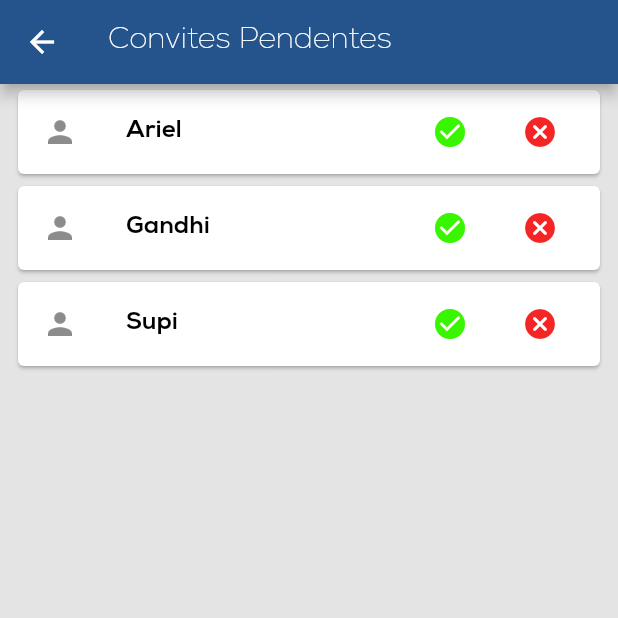
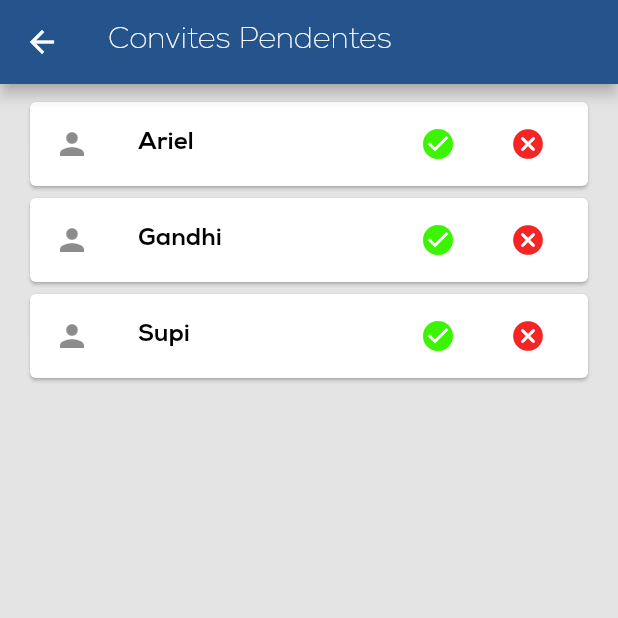
Before and after one commit to emmanuelsdias/cestamos_frontend, a Flutter app: the PendingInvitesPage screen opened by its route, on a phone screen of 412 x 824 dp, the top half of it. Run offline on Flutter 3.47's test engine with Material 2 defaults, Android fonts, the phone set to English and light mode, and no system bars; our stand-ins replace flutter_snake_navigationbar, flutter_svg.

Commit message:
logout button

```diff
--- a/cestamos/lib/pages/friends_page.dart
+++ b/cestamos/lib/pages/friends_page.dart
@@ -58,6 +58,8 @@ class _FriendsPageState extends State<FriendsPage> {
               } else if (result == 2) {
                 Navigator.of(context)
                     .pushNamed(PendingInvitesPage.pageRouteName);
+              } else if (result == 3) {
+                // TO DO: impolement the button
               }
             },
             icon: const Icon(Icons.more_vert_outlined),
@@ -73,6 +75,10 @@ class _FriendsPageState extends State<FriendsPage> {
               const PopupMenuItem(
                 value: 2,
                 child: Text('Convites pendentes'),
+              ),
+              const PopupMenuItem(
+                value: 3,
+                child: Text('Logout'),
               ),
             ],
           ),
--- a/cestamos/lib/pages/pending_invites_page.dart
+++ b/cestamos/lib/pages/pending_invites_page.dart
@@ -24,7 +24,10 @@ class _PendingInviteState extends State<PendingInvitesPage> {
         title: const Text("Convites Pendentes"),
       ),
       backgroundColor: Theme.of(context).colorScheme.background,
-      body: Column(children: _getListInvitations()),
+      body: Padding(
+        padding: const EdgeInsets.all(8.0),
+        child: Column(children: _getListInvitations()),
+      ),
     );
   }
 
```
